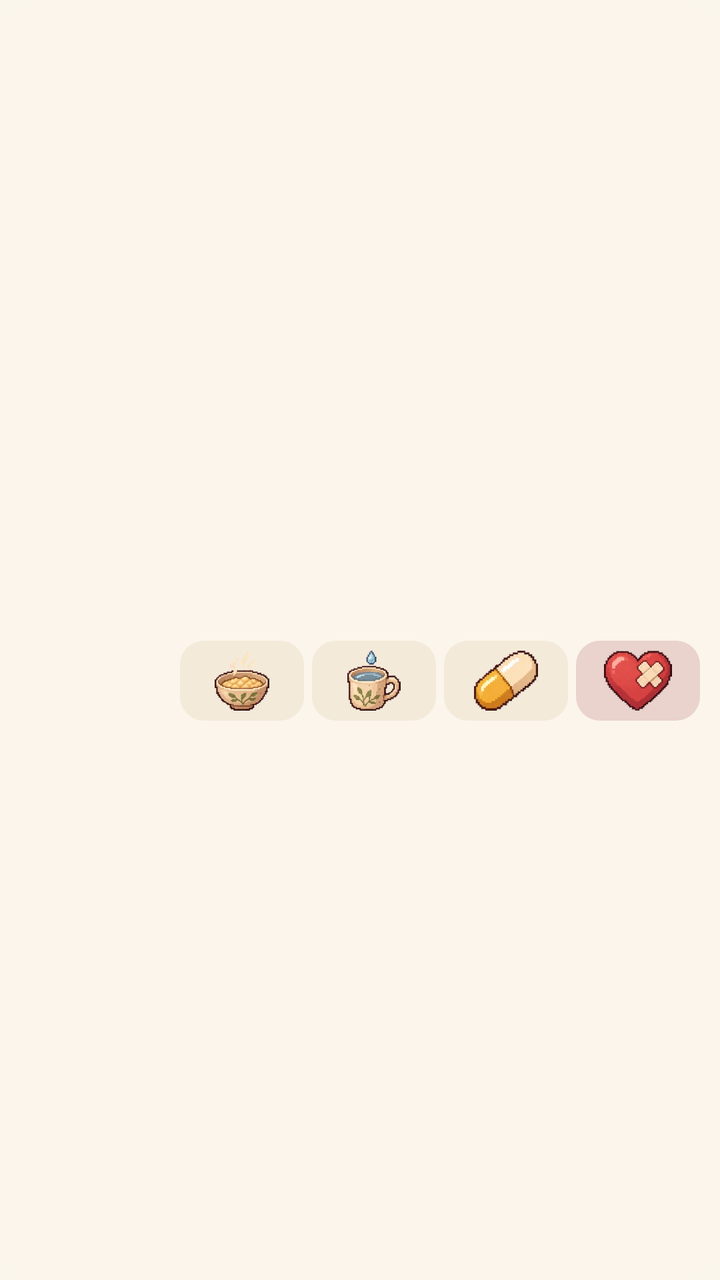
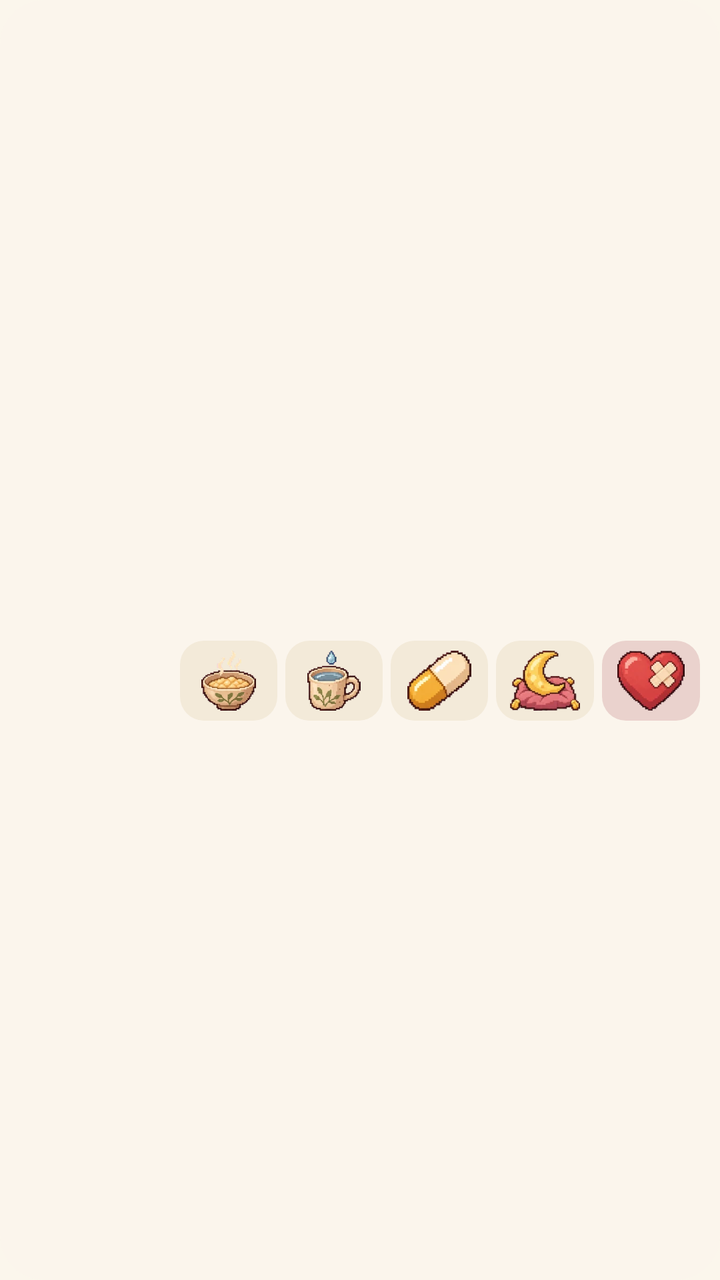

The first picture is an Android layout as it rendered before a commit; the second is the same layout after the commit. The layout source and the unified diff follow.
<!-- AndroidManifest.xml: application theme Theme.Caregotchi -->
<!-- res/layout/widget.xml -->
<?xml version="1.0" encoding="utf-8"?>
<LinearLayout xmlns:android="http://schemas.android.com/apk/res/android"
    android:id="@+id/root"
    android:layout_width="match_parent"
    android:layout_height="match_parent"
    android:background="@drawable/widget_bg"
    android:orientation="horizontal"
    android:padding="10dp"
    android:gravity="center_vertical">

    <ImageView
        android:id="@+id/pet"
        android:layout_width="72dp"
        android:layout_height="72dp"
        android:scaleType="fitCenter"
        android:contentDescription="@string/app_name" />

    <LinearLayout
        android:layout_width="0dp"
        android:layout_height="wrap_content"
        android:layout_weight="1"
        android:layout_marginStart="8dp"
        android:orientation="vertical">

        <TextView
            android:id="@+id/name"
            android:layout_width="wrap_content"
            android:layout_height="wrap_content"
            android:textColor="#3B2E26"
            android:textSize="15sp"
            android:textStyle="bold" />

        <TextView
            android:id="@+id/state"
            android:layout_width="wrap_content"
            android:layout_height="wrap_content"
            android:textColor="#7A6656"
            android:textSize="12sp"
            android:maxLines="1" />

        <LinearLayout
            android:layout_width="match_parent"
            android:layout_height="40dp"
            android:layout_marginTop="4dp"
            android:orientation="horizontal">

            <ImageButton android:id="@+id/eat" android:layout_width="0dp" android:layout_height="match_parent" android:layout_weight="1" android:background="@drawable/widget_btn" android:src="@drawable/icon_eat" android:scaleType="fitCenter" android:padding="5dp" android:layout_marginEnd="4dp" android:contentDescription="@string/w_eat" />
            <ImageButton android:id="@+id/water" android:layout_width="0dp" android:layout_height="match_parent" android:layout_weight="1" android:background="@drawable/widget_btn" android:src="@drawable/icon_water" android:scaleType="fitCenter" android:padding="5dp" android:layout_marginEnd="4dp" android:contentDescription="@string/w_water" />
            <ImageButton android:id="@+id/pill" android:layout_width="0dp" android:layout_height="match_parent" android:layout_weight="1" android:background="@drawable/widget_btn" android:src="@drawable/icon_pill" android:scaleType="fitCenter" android:padding="5dp" android:layout_marginEnd="4dp" android:contentDescription="@string/w_pill" />
            <ImageButton android:id="@+id/bad" android:layout_width="0dp" android:layout_height="match_parent" android:layout_weight="1" android:background="@drawable/widget_btn_bad" android:src="@drawable/icon_heart" android:scaleType="fitCenter" android:padding="5dp" android:contentDescription="@string/w_bad" />
        </LinearLayout>
    </LinearLayout>
</LinearLayout>
<!-- resources referenced by this layout -->
<resources>
  <!-- drawable icon_eat: webp bitmap (drawable-nodpi, 6960 bytes) -->
  <!-- drawable icon_heart: webp bitmap (drawable-nodpi, 5378 bytes) -->
  <!-- drawable icon_pill: webp bitmap (drawable-nodpi, 5114 bytes) -->
  <!-- drawable icon_water: webp bitmap (drawable-nodpi, 5920 bytes) -->
  <!-- drawable widget_bg (drawable) -->
  <?xml version="1.0" encoding="utf-8"?>
  <shape xmlns:android="http://schemas.android.com/apk/res/android" android:shape="rectangle">
      <solid android:color="#F2FBF6EC" />
      <corners android:radius="22dp" />
  </shape>
  <!-- drawable widget_btn (drawable) -->
  <?xml version="1.0" encoding="utf-8"?>
  <shape xmlns:android="http://schemas.android.com/apk/res/android" android:shape="rectangle">
      <solid android:color="#F3EAD9" />
      <corners android:radius="12dp" />
  </shape>
  <!-- drawable widget_btn_bad (drawable) -->
  <?xml version="1.0" encoding="utf-8"?>
  <shape xmlns:android="http://schemas.android.com/apk/res/android" android:shape="rectangle">
      <solid android:color="#EAD2CD" />
      <corners android:radius="12dp" />
  </shape>
  <string name="app_name">Caregotchi</string>
  <string name="w_bad">I feel bad</string>
  <string name="w_eat">Ate</string>
  <string name="w_pill">Medicine</string>
  <string name="w_water">Water</string>
  <style name="Theme.Caregotchi" parent="Theme.AppCompat.NoActionBar">
          <item name="android:windowBackground">@color/splash</item>
          <item name="android:statusBarColor">@android:color/transparent</item>
          <item name="android:navigationBarColor">@android:color/transparent</item>
      </style>
  <color name="splash">#FBF6EC</color>
</resources>

<!-- the commit's change to res/layout/widget.xml (unified diff, before → after) -->
@@ -47,6 +47,7 @@
             <ImageButton android:id="@+id/eat" android:layout_width="0dp" android:layout_height="match_parent" android:layout_weight="1" android:background="@drawable/widget_btn" android:src="@drawable/icon_eat" android:scaleType="fitCenter" android:padding="5dp" android:layout_marginEnd="4dp" android:contentDescription="@string/w_eat" />
             <ImageButton android:id="@+id/water" android:layout_width="0dp" android:layout_height="match_parent" android:layout_weight="1" android:background="@drawable/widget_btn" android:src="@drawable/icon_water" android:scaleType="fitCenter" android:padding="5dp" android:layout_marginEnd="4dp" android:contentDescription="@string/w_water" />
             <ImageButton android:id="@+id/pill" android:layout_width="0dp" android:layout_height="match_parent" android:layout_weight="1" android:background="@drawable/widget_btn" android:src="@drawable/icon_pill" android:scaleType="fitCenter" android:padding="5dp" android:layout_marginEnd="4dp" android:contentDescription="@string/w_pill" />
+            <ImageButton android:id="@+id/sleep" android:layout_width="0dp" android:layout_height="match_parent" android:layout_weight="1" android:background="@drawable/widget_btn" android:src="@drawable/icon_sleep" android:scaleType="fitCenter" android:padding="5dp" android:layout_marginEnd="4dp" android:contentDescription="@string/w_sleep" />
             <ImageButton android:id="@+id/bad" android:layout_width="0dp" android:layout_height="match_parent" android:layout_weight="1" android:background="@drawable/widget_btn_bad" android:src="@drawable/icon_heart" android:scaleType="fitCenter" android:padding="5dp" android:contentDescription="@string/w_bad" />
         </LinearLayout>
     </LinearLayout>
<!-- resource entries referenced after the edit -->
@@ -3,6 +3,7 @@
   <!-- drawable icon_eat: webp bitmap (drawable-nodpi, 6960 bytes) -->
   <!-- drawable icon_heart: webp bitmap (drawable-nodpi, 5378 bytes) -->
   <!-- drawable icon_pill: webp bitmap (drawable-nodpi, 5114 bytes) -->
+  <!-- drawable icon_sleep: webp bitmap (drawable-nodpi, 5950 bytes) -->
   <!-- drawable icon_water: webp bitmap (drawable-nodpi, 5920 bytes) -->
   <!-- drawable widget_bg (drawable) -->
   <?xml version="1.0" encoding="utf-8"?>
@@ -26,6 +27,7 @@
   <string name="w_bad">I feel bad</string>
   <string name="w_eat">Ate</string>
   <string name="w_pill">Medicine</string>
+  <string name="w_sleep">Bed or up</string>
   <string name="w_water">Water</string>
   <style name="Theme.Caregotchi" parent="Theme.AppCompat.NoActionBar">
           <item name="android:windowBackground">@color/splash</item>
